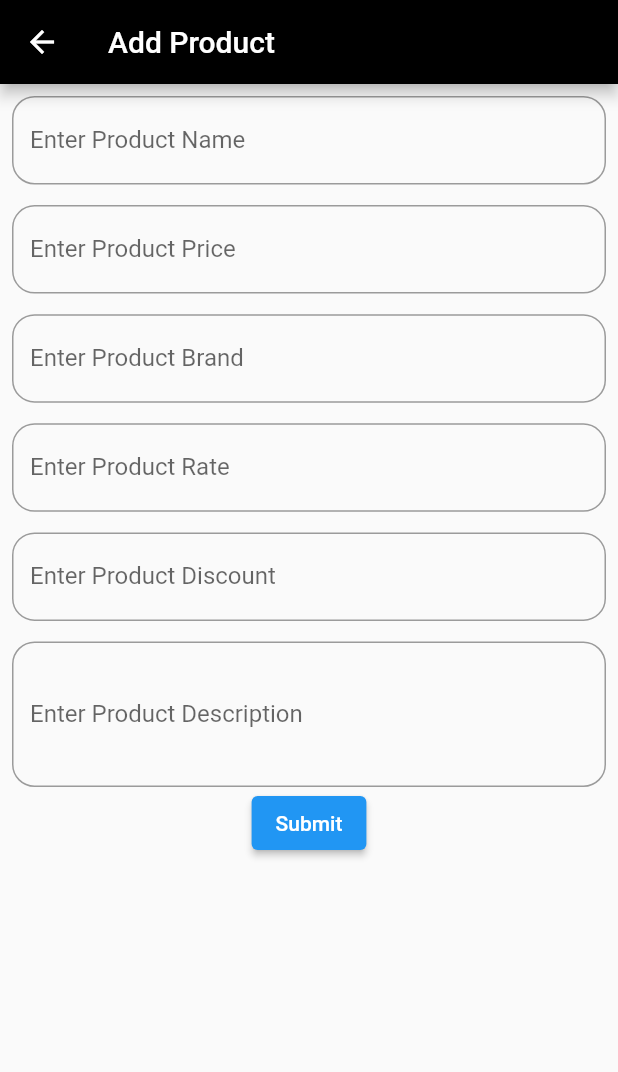
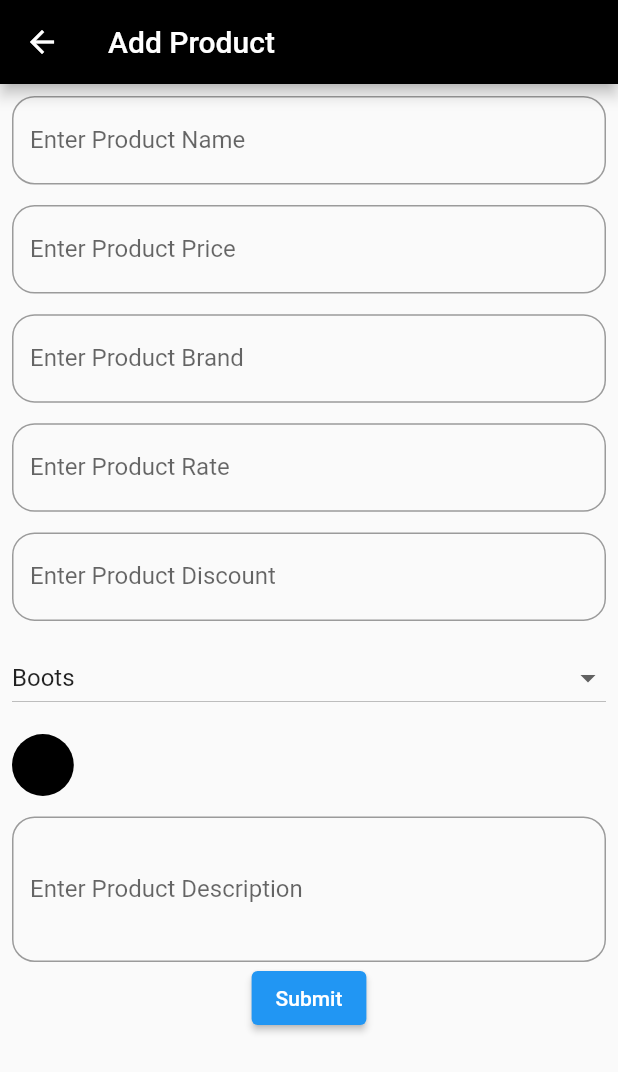
Before and after one commit to BhanderiNikunj/fire_app, a Flutter app: the AddDataScreen screen opened by its route, on a phone screen of 412 x 824 dp. Shown: the top 1072 px of the screen. Run offline on Flutter 3.47's test engine with Material 2 defaults, Android fonts, the phone set to English and light mode, and no system bars; our stand-ins replace cloud_firestore, firebase_auth, firebase_core, get, google_sign_in, sizer; accounts and stored records are empty; network calls fail.

Commit message:
Fire Base

```diff
--- a/lib/Screen/AddData/Controllor/AddDataControllor.dart
+++ b/lib/Screen/AddData/Controllor/AddDataControllor.dart
@@ -10,6 +10,8 @@ class AddDataControllor extends GetxController {
   TextEditingController txtProductDiscount = TextEditingController();
   TextEditingController txtProductDesc = TextEditingController();
 
+  RxString category = "boots".obs;
+
   Future<void> AddData({
     required name,
     required price,
@@ -17,6 +19,7 @@ class AddDataControllor extends GetxController {
     required rate,
     required desc,
     required brand,
+    required size,
   }) async {
     await FireHelper.fireHelper.AddData(
       name: name,
@@ -25,6 +28,7 @@ class AddDataControllor extends GetxController {
       rate: rate,
       desc: desc,
       brand: brand,
+      size: size,
     );
   }
 }
--- a/lib/Screen/AddData/View/AddDataScreen.dart
+++ b/lib/Screen/AddData/View/AddDataScreen.dart
@@ -123,6 +123,49 @@ class _AddDataScreenState extends State<AddDataScreen> {
                   ),
                 ),
                 SizedBox(height: 10.sp),
+                Obx(
+                  () => DropdownButton(
+                    value: addDataControllor.category.value,
+                    isExpanded: true,
+                    items: [
+                      DropdownMenuItem(
+                        value: "cloths",
+                        child: Text(
+                          "Cloths",
+                        ),
+                      ),
+                      DropdownMenuItem(
+                        value: "boots",
+                        child: Text(
+                          "Boots",
+                        ),
+                      ),
+                      DropdownMenuItem(
+                        value: "bags",
+                        child: Text(
+                          "Bags",
+                        ),
+                      ),
+                    ],
+                    onChanged: (value) {
+                      addDataControllor.category.value = value!;
+                    },
+                  ),
+                ),
+                SizedBox(height: 10.sp),
+                Row(
+                  children: [
+                    Container(
+                      width: 30.sp,
+                      height: 30.sp,
+                      decoration: BoxDecoration(
+                        shape: BoxShape.circle,
+                        color: Colors.black,
+                      ),
+                    ),
+                  ],
+                ),
+                SizedBox(height: 10.sp),
                 TextField(
                   controller: addDataControllor.txtProductDesc,
                   maxLines: 3,
@@ -145,6 +188,7 @@ class _AddDataScreenState extends State<AddDataScreen> {
                 ElevatedButton(
                   onPressed: () async {
                     await addDataControllor.AddData(
+                      size: "20",
                       name: addDataControllor.txtProductName.text,
                       price: addDataControllor.txtProductPrice.text,
                       discount: addDataControllor.txtProductDiscount.text,
--- a/lib/Screen/Home/Controllor/HomeControllor.dart
+++ b/lib/Screen/Home/Controllor/HomeControllor.dart
@@ -1,7 +1,13 @@
+import 'package:cloud_firestore/cloud_firestore.dart';
 import 'package:fire_app/Screen/Home/Model/HomeModel.dart';
+import 'package:fire_app/Utiles/FireHelper.dart';
 import 'package:get/get.dart';
 
 class HomeControllor extends GetxController {
   RxMap userDetail = {}.obs;
   List<HomeModel> DataList = [];
+
+  Stream<QuerySnapshot<Map<String, dynamic>>> ReadData() {
+    return FireHelper.fireHelper.readData();
+  }
 }
--- a/lib/Screen/Home/Model/HomeModel.dart
+++ b/lib/Screen/Home/Model/HomeModel.dart
@@ -1,5 +1,5 @@
 class HomeModel {
-  String? name, price, rate, discount, desc, brand;
+  String? name, price, rate, discount, desc, brand, size;
 
   HomeModel({
     this.name,
@@ -8,5 +8,6 @@ class HomeModel {
     this.discount,
     this.desc,
     this.brand,
+    this.size,
   });
 }
--- a/lib/Screen/Home/View/HomeScreen.dart
+++ b/lib/Screen/Home/View/HomeScreen.dart
@@ -100,8 +100,10 @@ class _HomeScreenState extends State<HomeScreen> {
                 var discount = data['discount'];
                 var desc = data['desc'];
                 var brand = data['brand'];
+                var size = data['size'];
 
                 HomeModel homeModel = HomeModel(
+                  size: size,
                   name: name,
                   brand: brand,
                   desc: desc,
@@ -127,6 +129,7 @@ class _HomeScreenState extends State<HomeScreen> {
                         Text("${homeControllor.DataList[index].price}",),
                         Text("${homeControllor.DataList[index].rate}",),
                         Text("${homeControllor.DataList[index].desc}",),
+                        Text("${homeControllor.DataList[index].size}",),
                       ],
                     ),
                   );
@@ -136,7 +139,7 @@ class _HomeScreenState extends State<HomeScreen> {
             }
             return CircularProgressIndicator();
           },
-          stream: FireHelper.fireHelper.readData(),
+          stream: homeControllor.ReadData(),
         ),
         floatingActionButton: FloatingActionButton(
           onPressed: () {
--- a/lib/Screen/Login/View/LoginScreen.dart
+++ b/lib/Screen/Login/View/LoginScreen.dart
@@ -3,7 +3,6 @@ import 'package:fire_app/Utiles/FireHelper.dart';
 import 'package:firebase_auth/firebase_auth.dart';
 import 'package:flutter/material.dart';
 import 'package:get/get.dart';
-import 'package:progress_state_button/progress_button.dart';
 import 'package:sizer/sizer.dart';
 
 class LoginScreen extends StatefulWidget {
@@ -17,8 +16,6 @@ class _LoginScreenState extends State<LoginScreen> {
   LoginControllor loginControllor = Get.put(
     LoginControllor(),
   );
-
-  var isCaeck = ButtonState.idle;
 
   @override
   Widget build(BuildContext context) {
--- a/lib/Utiles/FireHelper.dart
+++ b/lib/Utiles/FireHelper.dart
@@ -98,6 +98,7 @@ class FireHelper {
     required rate,
     required desc,
     required brand,
+    required size,
   }) async {
     // User? user = await firebaseAuth.currentUser;
     //
@@ -110,6 +111,7 @@ class FireHelper {
         "rate": rate,
         "desc": desc,
         "brand": brand,
+        "size":size,
       },
     );
   }
--- a/pubspec.yaml
+++ b/pubspec.yaml
@@ -41,7 +41,6 @@ dependencies:
   google_sign_in: any
   firebase_core: ^2.13.0
   firebase_auth: ^4.6.1
-  progress_state_button: ^1.0.4
   cloud_firestore: ^4.8.0
 
 dev_dependencies:
```
Also changed, not shown: pubspec.lock.
